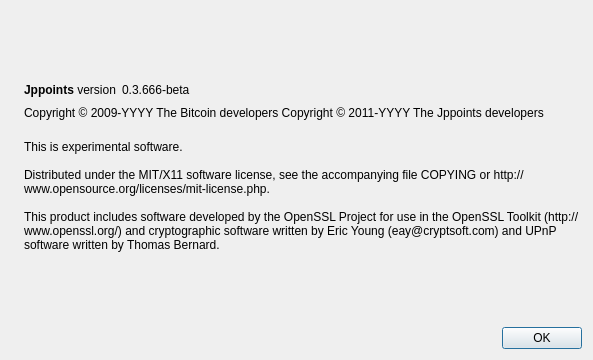
Syedosiz/Jppoints, file src/qt/forms/aboutdialog.ui: the form before one commit.
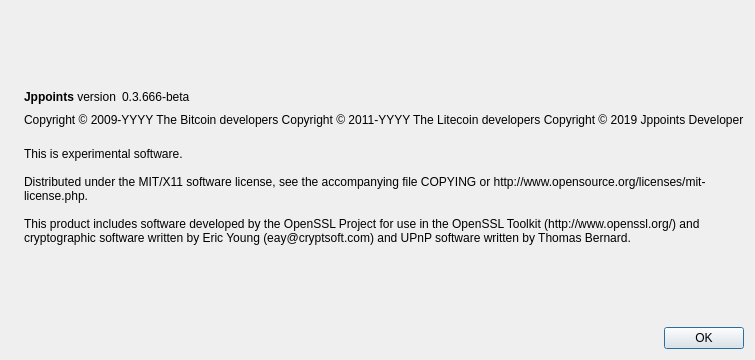
The form after the commit. Icons and pictures are not drawn.

The edit to the form file:
```diff
--- a/src/qt/forms/aboutdialog.ui
+++ b/src/qt/forms/aboutdialog.ui
@@ -92,7 +92,8 @@
        </property>
        <property name="text">
         <string notr="true">Copyright &amp;copy; 2009-YYYY The Bitcoin developers
-Copyright &amp;copy; 2011-YYYY The Jppoints developers</string>
+Copyright &amp;copy; 2011-YYYY The Litecoin developers
+Copyright &amp;copy; 2019 Jppoints Developer</string>
        </property>
        <property name="textFormat">
         <enum>Qt::RichText</enum>
```
